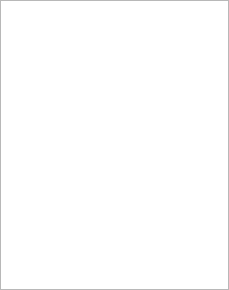
First picture: the form in app/view/forms/equipmentview.ui, repository r0nd0ud0u/qt-rpg, before the edit.
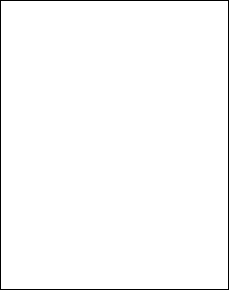
Second picture: the form after the edit.

The edit to the form file:
```diff
--- a/app/view/forms/equipmentview.ui
+++ b/app/view/forms/equipmentview.ui
@@ -31,6 +31,18 @@
    </property>
    <item>
     <widget class="QTableView" name="equipment_table">
+     <property name="font">
+      <font>
+       <pointsize>11</pointsize>
+       <bold>true</bold>
+      </font>
+     </property>
+     <property name="frameShape">
+      <enum>QFrame::Box</enum>
+     </property>
+     <property name="frameShadow">
+      <enum>QFrame::Plain</enum>
+     </property>
      <property name="verticalScrollBarPolicy">
       <enum>Qt::ScrollBarAlwaysOff</enum>
      </property>
@@ -49,6 +61,9 @@
      <property name="selectionMode">
       <enum>QAbstractItemView::NoSelection</enum>
      </property>
+     <attribute name="horizontalHeaderMinimumSectionSize">
+      <number>50</number>
+     </attribute>
      <attribute name="horizontalHeaderHighlightSections">
       <bool>false</bool>
      </attribute>
```
